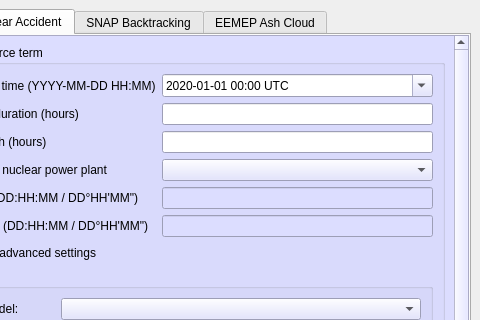
Old version of the form utils/SnapPy/Snappy/MainWindow.ui in the repository babrodtk/snap; both pictures show x 86 to 566 and y 0 to 320 of the 566 by 794 pixel window.
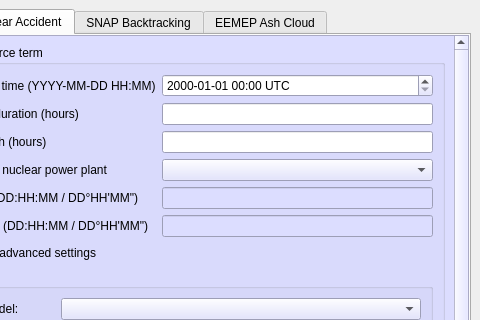
New version of the form. Icons and pictures are not drawn.

The edit to the form file:
```diff
--- a/utils/SnapPy/Snappy/MainWindow.ui
+++ b/utils/SnapPy/Snappy/MainWindow.ui
@@ -480,7 +480,7 @@
            <property name="geometry">
             <rect>
              <x>0</x>
-             <y>0</y>
+             <y>-35</y>
              <width>528</width>
              <height>780</height>
             </rect>
@@ -635,18 +635,14 @@
                  </item>
                  <item row="0" column="1">
                   <widget class="QDateTimeEdit" name="snap_na_start_time">
-                   <property name="date">
-                    <date>
-                     <year>2020</year>
-                     <month>1</month>
-                     <day>1</day>
-                    </date>
+                   <property name="currentSection">
+                    <enum>QDateTimeEdit::HourSection</enum>
                    </property>
                    <property name="displayFormat">
                     <string notr="true">yyyy-MM-dd HH:mm UTC</string>
                    </property>
-                   <property name="calendarPopup">
-                    <bool>true</bool>
+                   <property name="currentSectionIndex">
+                    <number>3</number>
                    </property>
                    <property name="timeSpec">
                     <enum>Qt::UTC</enum>
```
